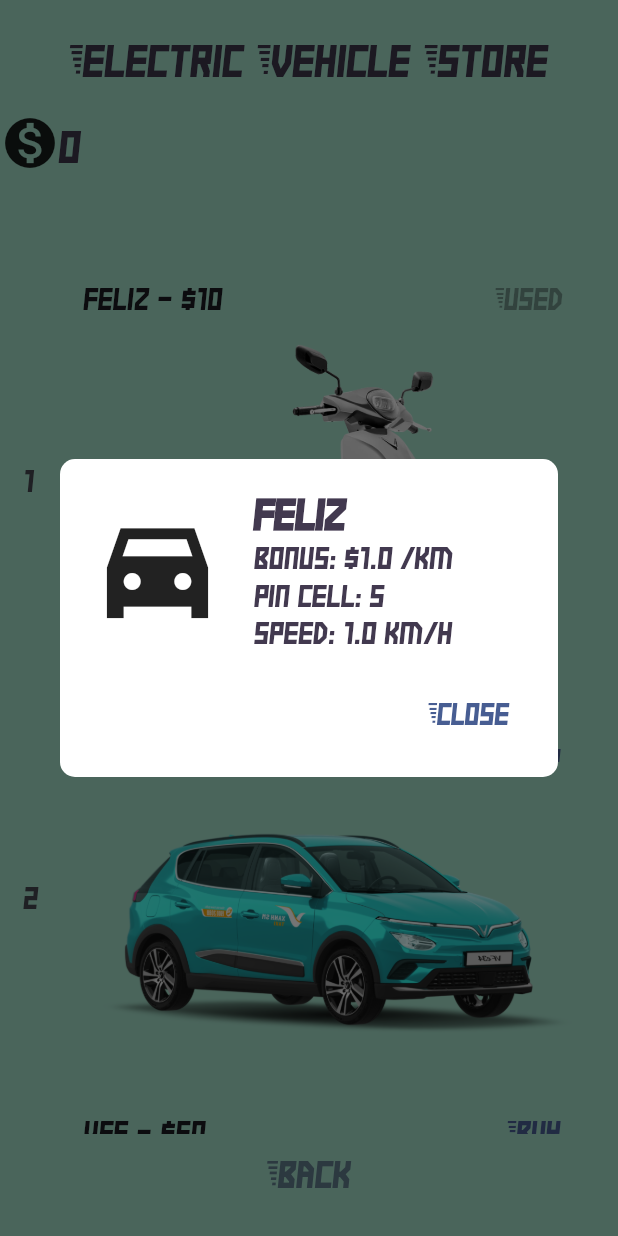
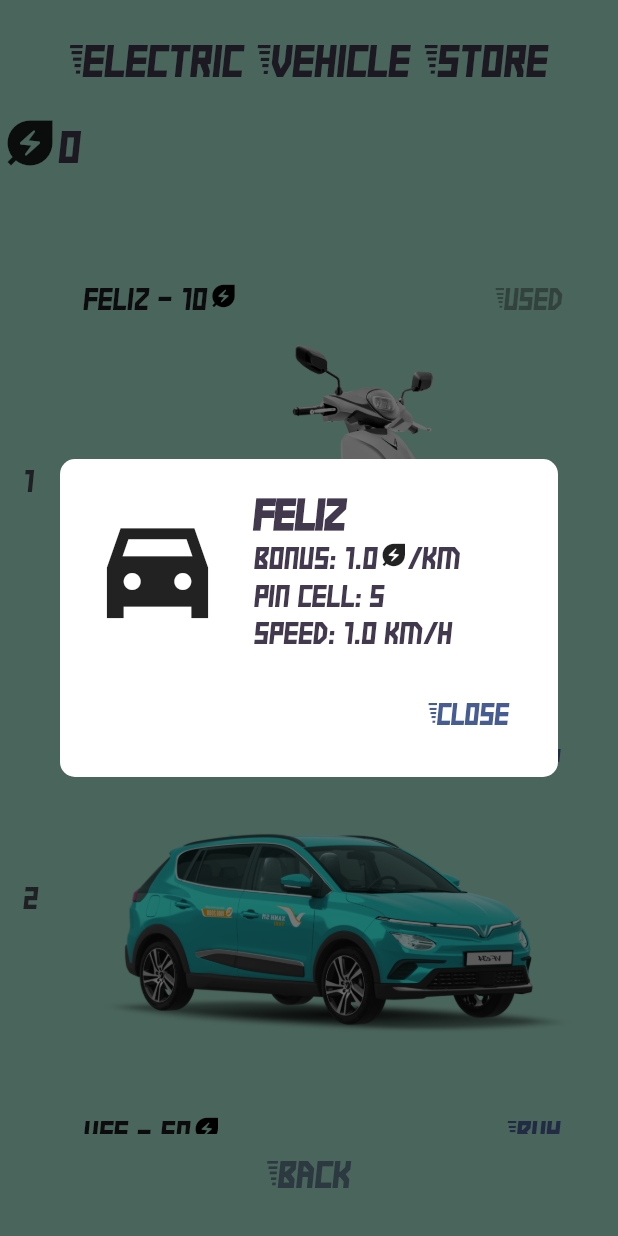
Before and after one commit to sondecode/charging-puzzle, a Flutter app: the ItemShoppingScreen screen opened by its route, after a tap on an icon or button, on a phone screen of 412 x 824 dp. Run offline on Flutter 3.47's test engine with Material 3 defaults, Android fonts, the phone set to English and light mode, and no system bars; our stand-ins replace audioplayers, go_router, shared_preferences; accounts and stored records are empty.

Commit message:
change dollar to leaf

```diff
--- a/lib/main_menu/main_menu_screen.dart
+++ b/lib/main_menu/main_menu_screen.dart
@@ -208,7 +208,7 @@ class MainMenuScreen extends StatelessWidget {
                   children: [
                     Icon(
                       size: 40,
-                      Icons.monetization_on,
+                      Icons.energy_savings_leaf,
                       color: palette.backgroundMain,
                     ),
                     Text(
@@ -226,7 +226,7 @@ class MainMenuScreen extends StatelessWidget {
                   children: [
                     Icon(
                       size: 40,
-                      Icons.energy_savings_leaf,
+                      Icons.battery_3_bar_sharp,
                       color: palette.backgroundMain,
                     ),
                     Text(
--- a/lib/shopping/item_details.dart
+++ b/lib/shopping/item_details.dart
@@ -40,13 +40,29 @@ class ItemDetails extends StatelessWidget {
                         ),
                       ),
                       SizedBox(height: 5),
+                      Row(
+                        children: [
                           Text(
-                        "bonus: \$${details.bonus} /km",
+                            "bonus: ${details.bonus}",
                             style: TextStyle(
                               fontFamily: 'Electric',
                               fontSize: 20,
                               height: 1,
                             ),
+                          ),
+                          Icon(
+                            size: 20,
+                            Icons.energy_savings_leaf,
+                          ),
+                          Text(
+                            "/km",
+                            style: TextStyle(
+                              fontFamily: 'Electric',
+                              fontSize: 20,
+                              height: 1,
+                            ),
+                          ),
+                        ],
                       ),
                       SizedBox(height: 5),
                       Text(
--- a/lib/shopping/item_shopping.dart
+++ b/lib/shopping/item_shopping.dart
@@ -50,7 +50,7 @@ class _ItemShoppingScreenState extends State<ItemShoppingScreen> {
                 children: [
                   Icon(
                     size: 40,
-                    Icons.monetization_on,
+                    Icons.energy_savings_leaf,
                   ),
                   Text(
                     playerProgress.money.toString(),
@@ -93,13 +93,30 @@ class _ItemShoppingScreenState extends State<ItemShoppingScreen> {
                         Row(
                           mainAxisAlignment: MainAxisAlignment.spaceBetween,
                           children: [
+                            Row(
+                              children: [
                                 Text(
-                              '${type.name} - \$${type.cost}',
+                                  '${type.name} - ',
                                   style: TextStyle(
                                     fontFamily: 'Electric',
                                     fontSize: 20,
                                     height: 1,
                                   ),
+                                ),
+                                Text(
+                                  '${type.cost}',
+                                  style: TextStyle(
+                                    fontFamily: 'Electric',
+                                    fontSize: 20,
+                                    height: 1,
+                                  ),
+                                ),
+                                Icon(
+                                  Icons.energy_savings_leaf,
+                                  size: 20,
+                                  color: Colors.black,
+                                ),
+                              ],
                             ),
                             playerProgress.isBought(type.number)
                                 ? playerProgress.curVehicle == type.number
```
Lines whose indentation alone changed are shown as unchanged.
